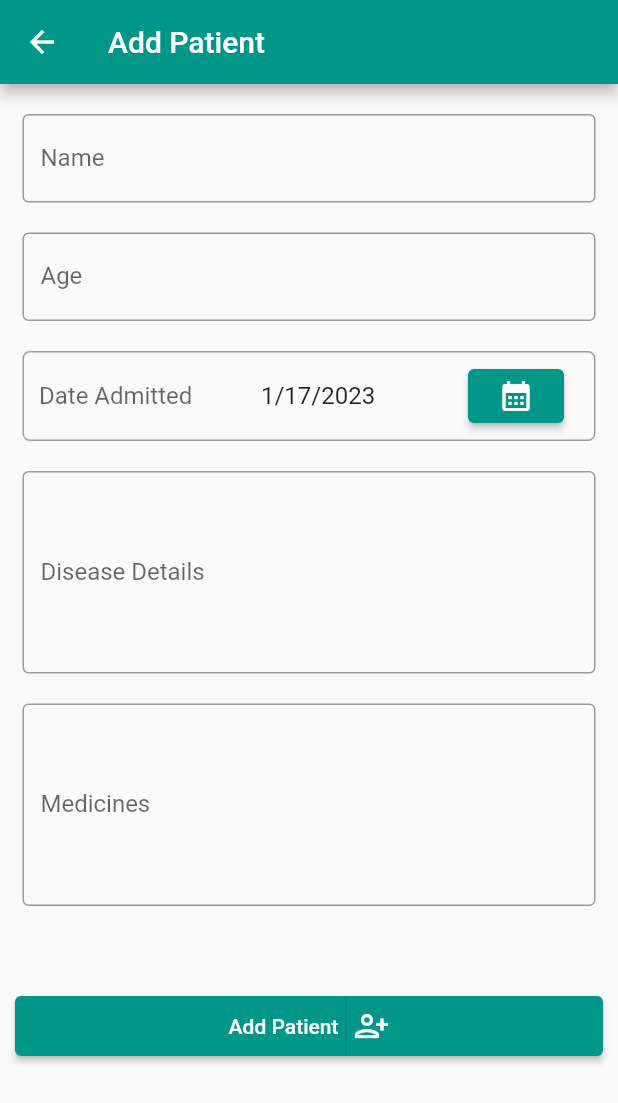
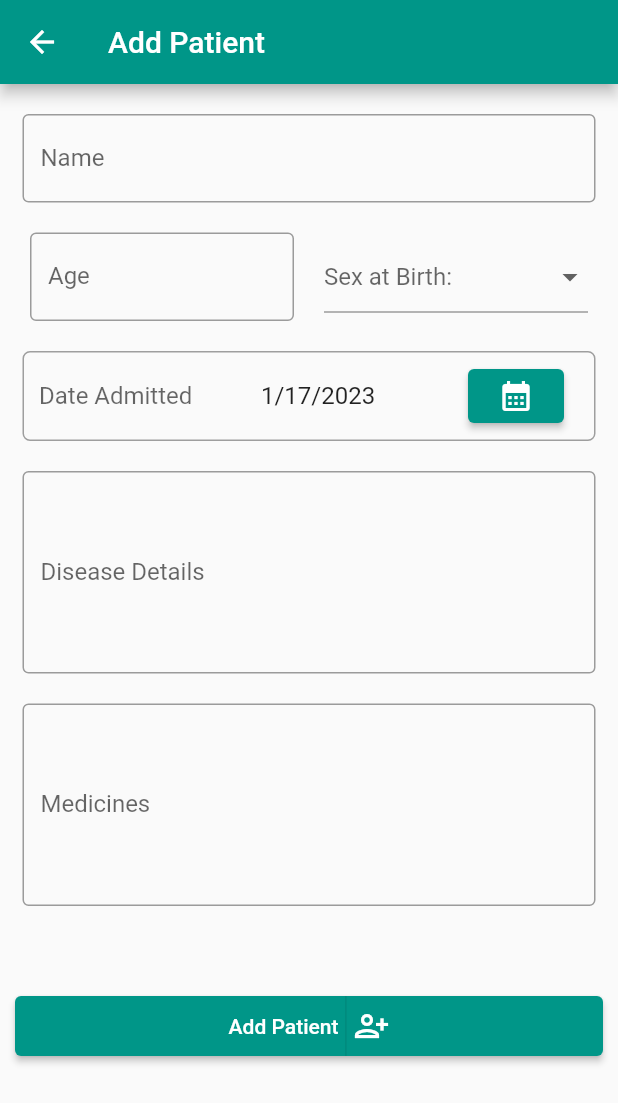
Before and after one commit to MarkRywell/med_assistance, a Flutter app: the screen it shows after launch, after a tap on the "person add alt" icon, on a phone screen of 412 x 824 dp. Shown: the top 1103 px of the screen. Run offline on Flutter 3.47's test engine with Material 2 defaults, Android fonts, the light colour scheme and no system bars; our stand-ins replace flutter_slidable, lottie, sqflite; accounts and stored records are empty.

Commit message:
Added more details

```diff
--- a/lib/query_builder.dart
+++ b/lib/query_builder.dart
@@ -30,7 +30,7 @@ class QueryBuilder {
   Future onCreate(Database db, int version) async {
     await db.execute('''
         CREATE TABLE patients(id INTEGER PRIMARY KEY,
-         name TEXT, age INTEGER, dateAdmitted TEXT, diseaseDetails TEXT,
+         name TEXT, age INTEGER, sex TEXT,dateAdmitted TEXT, diseaseDetails TEXT,
          medicines TEXT)
     ''');
   }
--- a/lib/views/home_page.dart
+++ b/lib/views/home_page.dart
@@ -38,7 +38,6 @@ class _HomePageState extends State<HomePage> with SingleTickerProviderStateMixin
         )
     );
   }
-
 
   deleteStatus(int id) async {
     int status = await QueryBuilder.instance.deletePatient(id);
@@ -231,7 +230,6 @@ class _HomePageState extends State<HomePage> with SingleTickerProviderStateMixin
                 );
               }
             }
-
           }
           return Center(
               child: CircularProgressIndicator(
--- a/lib/views/patient_form.dart
+++ b/lib/views/patient_form.dart
@@ -17,8 +17,8 @@ class _PatientFormState extends State<PatientForm> {
   var formKey = GlobalKey<FormState>();
 
   DateTime date = DateTime.now();
+  String? sex;
 
-  TextEditingController idController = TextEditingController();
   TextEditingController nameController = TextEditingController();
   TextEditingController ageController = TextEditingController();
 
@@ -55,11 +55,15 @@ class _PatientFormState extends State<PatientForm> {
                         },
                       ),
                     ),
-                    Padding(
-                      padding: const EdgeInsets.symmetric(vertical: 10, horizontal: 5),
+
+                    Row(
+                      children: [
+                        Expanded(
+                          child: Padding(
+                            padding: const EdgeInsets.symmetric(vertical: 10, horizontal: 10),
                             child: TextFormField(
                               controller: ageController,
-                        keyboardType: TextInputType.text,
+                              keyboardType: TextInputType.number,
                               decoration: const InputDecoration(
                                   labelText: "Age",
                                   border: OutlineInputBorder()
@@ -68,6 +72,29 @@ class _PatientFormState extends State<PatientForm> {
                                 return value == null || value.isEmpty ? "Enter patient's age" : null;
                               },
                             ),
+                          ),
+                        ),
+
+                        Expanded(
+                          child: Padding(
+                            padding: const EdgeInsets.symmetric(vertical: 10, horizontal: 10),
+                            child: DropdownButtonFormField(
+                              hint: const Text("Sex at Birth: "),
+                              items: const [
+                                DropdownMenuItem(
+                                    value: "Female",
+                                    child: Text("Female")),
+                                DropdownMenuItem(
+                                    value: "Male",
+                                    child: Text("Male")),
+                              ],
+                              onChanged: (value) {
+                                sex = value!;
+                              },
+                            )
+                          ),
+                        )
+                      ],
                     ),
 
                     //DATE PICKER HERE
```
Also changed, not shown: lib/views/patient_details.dart (+17 -17 lines). Lines whose indentation alone changed are shown as unchanged.
